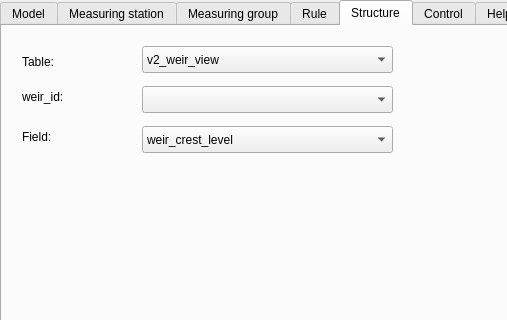
Qt form ui/control_structures_dockwidget.ui (nens/threedi-results-analysis) before a commit; both pictures show x 0 to 507 and y 0 to 320 of the 794 by 571 pixel window.
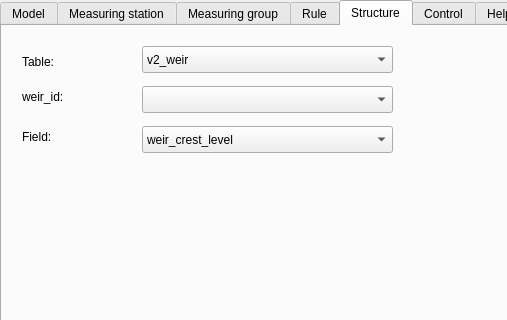
The same form after that commit. The open tabs and pages were chosen to show the change.

Commit message: Add the possibility to add, view and remove rules. (#189)

```diff
--- a/ui/control_structures_dockwidget.ui
+++ b/ui/control_structures_dockwidget.ui
@@ -540,7 +540,7 @@
       </property>
       <item>
        <property name="text">
-        <string>v2_weir_view</string>
+        <string>v2_weir</string>
        </property>
       </item>
      </widget>
```
The commit also changes 5 other files.
